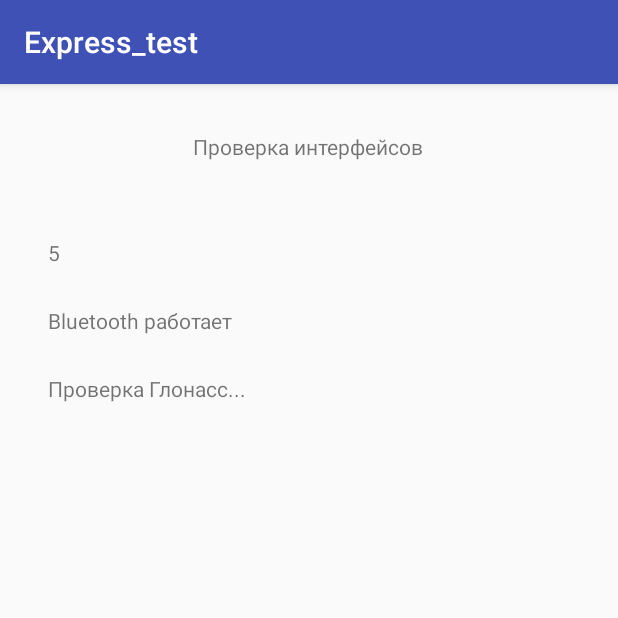
After one commit to teemiik/Express_test, an Android app: the InterfaceWBG screen opened directly, with no data from a screen before it, on a phone screen of 412 x 824 dp, the top half of it. The commit adds this screen. Run offline under Robolectric (Android 15) with nearby library versions, the phone set to English and light mode, and no system bars.

Commit message:
Wf-fi (Нужно проверить)

```diff
--- a/app/src/main/AndroidManifest.xml
+++ b/app/src/main/AndroidManifest.xml
@@ -2,6 +2,14 @@
 <manifest xmlns:android="http://schemas.android.com/apk/res/android"
     package="com.example.tanat.express_test">
 
+    <uses-permission android:name="android.permission.BLUETOOTH_ADMIN" />
+    <uses-permission android:name="android.permission.CHANGE_WIFI_STATE" />
+    <uses-permission android:name="android.permission.ACCESS_WIFI_STATE"/>
+    <uses-permission android:name="android.permission.UPDATE_DEVICE_STATS" />
+    <uses-permission android:name="android.permission.BLUETOOTH" />
+    <uses-permission android:name="android.permission.BLUETOOTH_ADMIN" />
+    <uses-permission android:name="android.permission.ACCESS_FINE_LOCATION" />
+    <uses-permission android:name="android.permission.ACCESS_COARSE_LOCATION" />
     <application
         android:allowBackup="true"
         android:icon="@mipmap/ic_launcher"
@@ -24,11 +32,16 @@
             android:name=".TouchScreenTest"
             android:configChanges="orientation|keyboardHidden|screenSize"
             android:label="@string/title_activity_touch_screen_test"
-            android:theme="@style/FullscreenTheme" /><!-- ATTENTION: This was auto-generated to add Google Play services to your project for
-     App Indexing.  See https://g.co/AppIndexing/AndroidStudio for more information. -->
+            android:theme="@style/FullscreenTheme" />
+        <!--
+ ATTENTION: This was auto-generated to add Google Play services to your project for
+     App Indexing.  See https://g.co/AppIndexing/AndroidStudio for more information.
+        -->
         <meta-data
             android:name="com.google.android.gms.version"
             android:value="@integer/google_play_services_version" />
+
+        <activity android:name=".InterfaceWBG"></activity>
     </application>
 
 </manifest>
--- /dev/null
+++ b/app/src/main/java/com/example/tanat/express_test/InterfaceWBG.java
@@ -0,0 +1,99 @@
+package com.example.tanat.express_test;
+
+import android.bluetooth.BluetoothAdapter;
+import android.content.Context;
+import android.content.pm.ActivityInfo;
+import android.net.wifi.ScanResult;
+import android.net.wifi.WifiManager;
+import android.support.v7.app.AppCompatActivity;
+import android.os.Bundle;
+import android.widget.TextView;
+
+import java.util.List;
+
+public class InterfaceWBG extends AppCompatActivity {
+
+    WifiManager wifiManager;
+    TextView t_wifi, t_bluetoth, t_glonass;
+    BluetoothAdapter bluetooth;
+    int signal_s;
+
+    @Override
+    protected void onCreate(Bundle savedInstanceState) {
+        super.onCreate(savedInstanceState);
+        setContentView(R.layout.activity_interface_wbg);
+        setRequestedOrientation(ActivityInfo.SCREEN_ORIENTATION_PORTRAIT);
+
+        bluetooth= BluetoothAdapter.getDefaultAdapter();
+
+        t_wifi = (TextView) findViewById(R.id.t_wi_fi);
+        t_bluetoth = (TextView) findViewById(R.id.t_bluetoth);
+        t_glonass = (TextView) findViewById(R.id.t_glonass);
+
+        //проверка включения wi-fi
+        try {
+            wifiManager = (WifiManager) this.getSystemService(Context.WIFI_SERVICE);
+
+            if (!wifiManager.isWifiEnabled()) {
+                wifiManager.setWifiEnabled(true);
+            }
+
+            signal_s = this.getWifiSignalState();
+
+
+            //проверка наличия сетей wi-fi
+            if (wifiManager.startScan()) {
+                if (signal_s != 0) {
+                    t_wifi.setText(String.valueOf(signal_s));
+                    wifiManager.setWifiEnabled(false);
+                }
+            } else {
+                t_wifi.setText("Сети wi-fi не найдены");
+                wifiManager.setWifiEnabled(false);
+            }
+        } catch (Exception e) {
+            t_wifi.setText("Wifi не работает");
+        }
+
+        //проверка налачия модуля bluetooth
+        if (bluetooth != null) {
+            //провекра включенности
+            if (!bluetooth.isEnabled()) {
+                if (bluetooth.enable()) {
+                    t_bluetoth.setText("Bluetooth работает");
+                    bluetooth.disable();
+                } else {
+                    t_bluetoth.setText("Bluetooth не работает");
+                }
+            }
+        }
+
+    }
+
+    public int getWifiSignalState() {
+        int signalStrength = 5;
+        List<ScanResult> results = wifiManager.getScanResults();
+        if (results != null) {
+            for (ScanResult result : results) {
+                if (result != null && wifiManager != null && wifiManager.getConnectionInfo() != null && result.BSSID != null
+                        && result.BSSID.equals(wifiManager.getConnectionInfo().getBSSID())) {
+                    int level = 0;
+                    level = wifiManager.calculateSignalLevel(wifiManager.getConnectionInfo().getRssi(), result.level);
+                    if (level != 0 && result.level != 0) {
+                        int difference = level * 100 / result.level;
+                        if (difference >= 100)
+                            signalStrength = 4;
+                        else if (difference >= 75)
+                            signalStrength = 3;
+                        else if (difference >= 50)
+                            signalStrength = 2;
+                        else if (difference >= 25)
+                            signalStrength = 1;
+                    }
+                }
+            }
+            signalStrength = results.size();
+        }
+        return signalStrength;
+    }
+}
--- a/app/src/main/java/com/example/tanat/express_test/ScreenTestActivity.java
+++ b/app/src/main/java/com/example/tanat/express_test/ScreenTestActivity.java
@@ -135,7 +135,7 @@ public class ScreenTestActivity extends AppCompatActivity implements View.OnClic
     }
 
     public void okClicked() {
-        Intent intent = new Intent(this, TouchScreenTest.class);
+        Intent intent = new Intent(this, InterfaceWBG.class);
         startActivity(intent);
         finish();
     }
--- /dev/null
+++ b/app/src/main/res/layout/activity_interface_wbg.xml
@@ -0,0 +1,50 @@
+<?xml version="1.0" encoding="utf-8"?>
+<RelativeLayout xmlns:android="http://schemas.android.com/apk/res/android"
+    xmlns:tools="http://schemas.android.com/tools"
+    android:id="@+id/activity_interface_wbg"
+    android:layout_width="match_parent"
+    android:layout_height="match_parent"
+    android:paddingBottom="@dimen/activity_vertical_margin"
+    android:paddingLeft="@dimen/activity_horizontal_margin"
+    android:paddingRight="@dimen/activity_horizontal_margin"
+    android:paddingTop="@dimen/activity_vertical_margin"
+    tools:context="com.example.tanat.express_test.InterfaceWBG">
+
+    <TextView
+        android:text="@string/wi_fi"
+        android:layout_width="wrap_content"
+        android:layout_height="wrap_content"
+        android:layout_marginStart="16dp"
+        android:layout_marginTop="51dp"
+        android:id="@+id/t_wi_fi"
+        android:layout_below="@+id/textView"
+        android:layout_alignParentStart="true" />
+
+    <TextView
+        android:text="@string/interfaces"
+        android:layout_width="wrap_content"
+        android:layout_height="wrap_content"
+        android:layout_marginTop="16dp"
+        android:id="@+id/textView"
+        android:layout_alignParentTop="true"
+        android:layout_centerHorizontal="true" />
+
+    <TextView
+        android:text="@string/glonas"
+        android:layout_width="wrap_content"
+        android:layout_height="wrap_content"
+        android:layout_marginTop="26dp"
+        android:id="@+id/t_glonass"
+        android:layout_below="@+id/t_bluetoth"
+        android:layout_alignStart="@+id/t_bluetoth" />
+
+    <TextView
+        android:text="@string/bluetoth"
+        android:layout_width="wrap_content"
+        android:layout_height="wrap_content"
+        android:layout_marginTop="26dp"
+        android:id="@+id/t_bluetoth"
+        android:layout_below="@+id/t_wi_fi"
+        android:layout_alignStart="@+id/t_wi_fi" />
+
+</RelativeLayout>
--- a/app/src/main/res/values/strings.xml
+++ b/app/src/main/res/values/strings.xml
@@ -15,5 +15,9 @@
 
     <string name="title_activity_touch_screen_test">TouchScreenTest</string>
     <string name="tt_instructions">Проведите по экрану для тестирования устройства. Для окончания теста нажмите дважды по экрану</string>
+    <string name="interfaces">Проверка интерфейсов</string>
+    <string name="wi_fi">Проверка wi-fi....</string>
+    <string name="bluetoth">Проверка bluetoth...</string>
+    <string name="glonas">Проверка Глонасс...</string>
 
 </resources>
```
